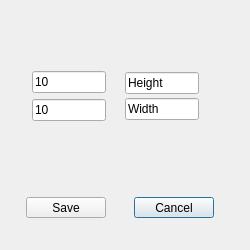
Qt form options.ui (MarcineG/TicTacToe2) before a commit.
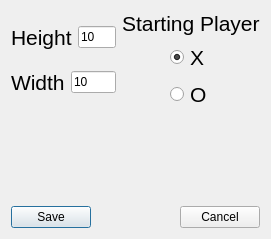
The same form after that commit.

Diff of the .ui file:
```diff
--- a/options.ui
+++ b/options.ui
@@ -6,97 +6,199 @@
    <rect>
     <x>0</x>
     <y>0</y>
-    <width>250</width>
-    <height>250</height>
+    <width>271</width>
+    <height>239</height>
    </rect>
   </property>
+  <property name="minimumSize">
+   <size>
+    <width>0</width>
+    <height>0</height>
+   </size>
+  </property>
   <property name="windowTitle">
    <string>Dialog</string>
   </property>
-  <widget class="QPushButton" name="CancelButton">
-   <property name="geometry">
-    <rect>
-     <x>134</x>
-     <y>197</y>
-     <width>80</width>
-     <height>21</height>
-    </rect>
-   </property>
-   <property name="text">
-    <string>Cancel</string>
-   </property>
-  </widget>
-  <widget class="QLineEdit" name="heightValueLine">
-   <property name="geometry">
-    <rect>
-     <x>32</x>
-     <y>71</y>
-     <width>74</width>
-     <height>22</height>
-    </rect>
-   </property>
-   <property name="text">
-    <string>10</string>
-   </property>
-  </widget>
-  <widget class="QLineEdit" name="widthValueLine">
-   <property name="geometry">
-    <rect>
-     <x>32</x>
-     <y>99</y>
-     <width>74</width>
-     <height>22</height>
-    </rect>
-   </property>
-   <property name="text">
-    <string>10</string>
-   </property>
-  </widget>
-  <widget class="QLineEdit" name="lineEdit_3">
-   <property name="geometry">
-    <rect>
-     <x>125</x>
-     <y>72</y>
-     <width>74</width>
-     <height>22</height>
-    </rect>
-   </property>
-   <property name="text">
-    <string>Height</string>
-   </property>
-   <property name="readOnly">
-    <bool>true</bool>
-   </property>
-  </widget>
-  <widget class="QLineEdit" name="lineEdit_4">
-   <property name="geometry">
-    <rect>
-     <x>125</x>
-     <y>98</y>
-     <width>74</width>
-     <height>22</height>
-    </rect>
-   </property>
-   <property name="text">
-    <string>Width</string>
-   </property>
-   <property name="readOnly">
-    <bool>true</bool>
-   </property>
-  </widget>
-  <widget class="QPushButton" name="saveButton">
-   <property name="geometry">
-    <rect>
-     <x>26</x>
-     <y>197</y>
-     <width>80</width>
-     <height>21</height>
-    </rect>
-   </property>
-   <property name="text">
-    <string>Save</string>
-   </property>
-  </widget>
+  <property name="layoutDirection">
+   <enum>Qt::LeftToRight</enum>
+  </property>
+  <layout class="QVBoxLayout" name="verticalLayout_4">
+   <item>
+    <layout class="QHBoxLayout" name="horizontalLayout_5">
+     <item>
+      <layout class="QVBoxLayout" name="verticalLayout_3">
+       <item>
+        <layout class="QHBoxLayout" name="horizontalLayout_2">
+         <item>
+          <widget class="QLabel" name="label">
+           <property name="font">
+            <font>
+             <pointsize>16</pointsize>
+            </font>
+           </property>
+           <property name="text">
+            <string>Height</string>
+           </property>
+          </widget>
+         </item>
+         <item>
+          <widget class="QLineEdit" name="heightValueLine">
+           <property name="text">
+            <string>10</string>
+           </property>
+          </widget>
+         </item>
+        </layout>
+       </item>
+       <item>
+        <layout class="QHBoxLayout" name="horizontalLayout">
+         <item>
+          <widget class="QLabel" name="label_2">
+           <property name="font">
+            <font>
+             <pointsize>16</pointsize>
+            </font>
+           </property>
+           <property name="text">
+            <string>Width</string>
+           </property>
+          </widget>
+         </item>
+         <item>
+          <widget class="QLineEdit" name="widthValueLine">
+           <property name="text">
+            <string>10</string>
+           </property>
+          </widget>
+         </item>
+        </layout>
+       </item>
+      </layout>
+     </item>
+     <item>
+      <layout class="QVBoxLayout" name="verticalLayout_2">
+       <item>
+        <widget class="QLabel" name="label_3">
+         <property name="font">
+          <font>
+           <pointsize>16</pointsize>
+          </font>
+         </property>
+         <property name="text">
+          <string>Starting Player</string>
+         </property>
+        </widget>
+       </item>
+       <item>
+        <layout class="QHBoxLayout" name="horizontalLayout_3">
+         <item>
+          <spacer name="horizontalSpacer">
+           <property name="orientation">
+            <enum>Qt::Horizontal</enum>
+           </property>
+           <property name="sizeHint" stdset="0">
+            <size>
+             <width>40</width>
+             <height>20</height>
+            </size>
+           </property>
+          </spacer>
+         </item>
+         <item>
+          <layout class="QVBoxLayout" name="verticalLayout">
+           <item>
+            <widget class="QRadioButton" name="xRadioButton">
+             <property name="font">
+              <font>
+               <pointsize>16</pointsize>
+              </font>
+             </property>
+             <property name="text">
+              <string>X</string>
+             </property>
+             <property name="checked">
+              <bool>true</bool>
+             </property>
+            </widget>
+           </item>
+           <item>
+            <widget class="QRadioButton" name="oRadioButton">
+             <property name="font">
+              <font>
+               <pointsize>16</pointsize>
+              </font>
+             </property>
+             <property name="text">
+              <string>O</string>
+             </property>
+            </widget>
+           </item>
+          </layout>
+         </item>
+         <item>
+          <spacer name="horizontalSpacer_3">
+           <property name="orientation">
+            <enum>Qt::Horizontal</enum>
+           </property>
+           <property name="sizeHint" stdset="0">
+            <size>
+             <width>40</width>
+             <height>20</height>
+            </size>
+           </property>
+          </spacer>
+         </item>
+        </layout>
+       </item>
+      </layout>
+     </item>
+    </layout>
+   </item>
+   <item>
+    <spacer name="verticalSpacer_2">
+     <property name="orientation">
+      <enum>Qt::Vertical</enum>
+     </property>
+     <property name="sizeHint" stdset="0">
+      <size>
+       <width>20</width>
+       <height>106</height>
+      </size>
+     </property>
+    </spacer>
+   </item>
+   <item>
+    <layout class="QHBoxLayout" name="horizontalLayout_4">
+     <item>
+      <widget class="QPushButton" name="saveButton">
+       <property name="text">
+        <string>Save</string>
+       </property>
+      </widget>
+     </item>
+     <item>
+      <spacer name="horizontalSpacer_2">
+       <property name="orientation">
+        <enum>Qt::Horizontal</enum>
+       </property>
+       <property name="sizeHint" stdset="0">
+        <size>
+         <width>40</width>
+         <height>20</height>
+        </size>
+       </property>
+      </spacer>
+     </item>
+     <item>
+      <widget class="QPushButton" name="CancelButton">
+       <property name="text">
+        <string>Cancel</string>
+       </property>
+      </widget>
+     </item>
+    </layout>
+   </item>
+  </layout>
  </widget>
  <resources/>
  <connections/>
```
Left out of the diff: 2 changed lines with no effect on the pictures.
